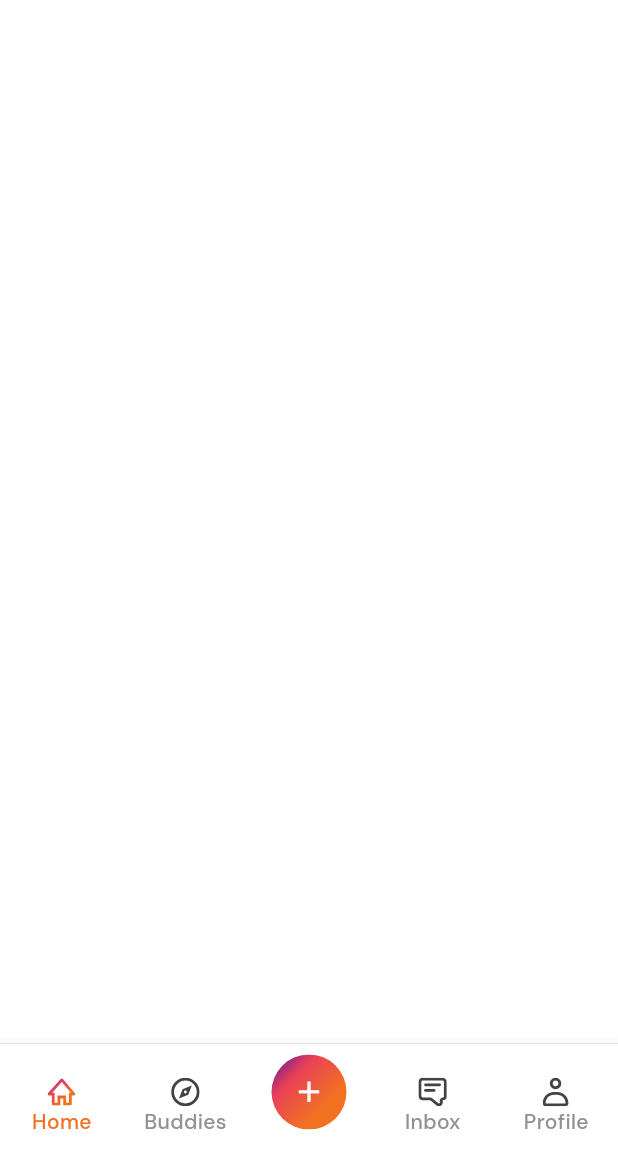
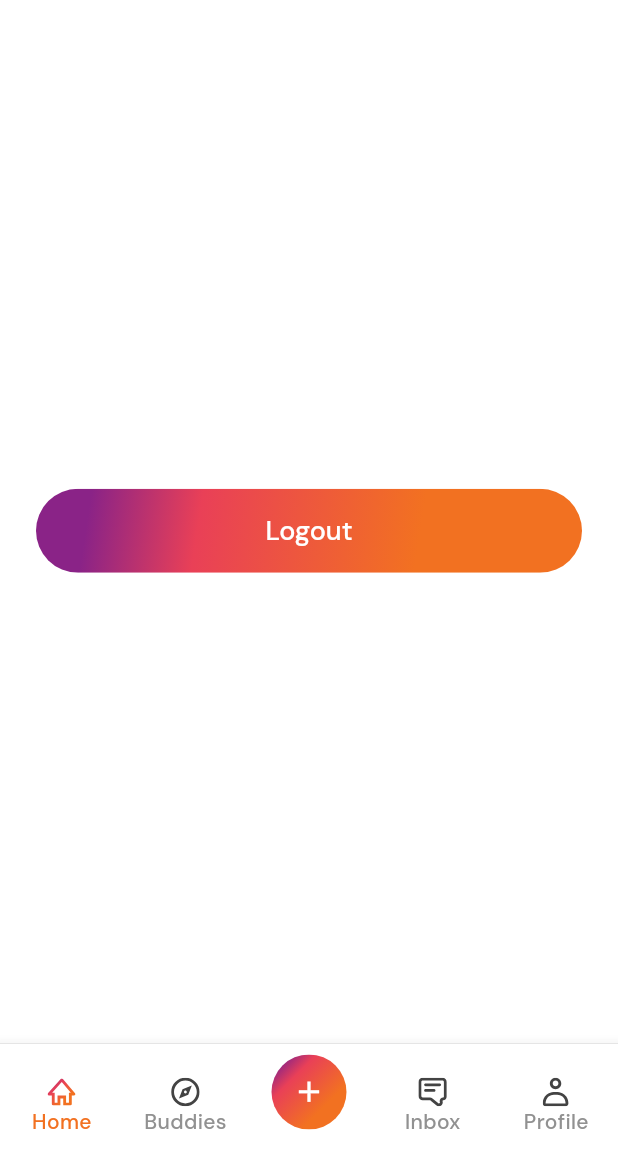
Before and after one commit to Holumeeday/kosmos, a Flutter app: the MainPage screen opened directly, swiped to page 4, on a phone screen of 412 x 824 dp, the part 66-1236 px from its top. Run offline on Flutter 3.47's test engine with Material 3 defaults, Android fonts, the phone set to English and light mode, and no system bars; our stand-ins replace bloc, cached_network_image, cookie_jar, device_info_plus, device_preview, dio and 15 more; missing offline and left inert: photo_manager, photo_manager_image_provider; accounts and stored records are empty; generated files the repository leaves out were written again; network calls fail; statements that could not run were skipped; project files that could hold a hidden picture were left out.

Commit message:
feat: Add logout

```diff
--- a/lib/app.dart
+++ b/lib/app.dart
@@ -7,6 +7,7 @@ import 'package:playkosmos_v3/data/data.dart';
 import 'package:playkosmos_v3/ui/buddies/cubit/buddies_cubit.dart';
 import 'package:playkosmos_v3/ui/buddy_connections/cubit/buddy_connections_cubit.dart';
 import 'package:playkosmos_v3/ui/buddy_profile/cubit/buddy_profile_cubit.dart';
+import 'package:playkosmos_v3/ui/logout/cubit/logout_cubit.dart';
 import 'package:playkosmos_v3/ui/main/cubit/main_page_cubit.dart';
 import 'package:playkosmos_v3/ui/select_language/cubit/select_language_cubit.dart';
 import 'package:playkosmos_v3/utils/utils.dart';
@@ -93,6 +94,11 @@ class _AppBloc extends StatelessWidget {
         ),
         BlocProvider(
           create: (_) => BuddyConnectionsCubit(),
+        ),
+        BlocProvider(
+          create: (context) => LogoutCubit(
+            fAuthRepository: context.read<AuthRemoteApiRepository>(),
+          ),
         )
       ],
       child: const _AppView(),
--- a/lib/common_widgets/buttons.dart
+++ b/lib/common_widgets/buttons.dart
@@ -546,7 +546,6 @@ class PrimaryGradientButton extends StatelessWidget {
         padding: EdgeInsets.zero,
         shadowColor: context.colors.primary,
       ).copyWith(
-          backgroundColor: const WidgetStatePropertyAll(Colors.transparent),
 
           /// Override button's elevation to remove default shadow.
           elevation: WidgetStateProperty.all(0),
--- a/lib/data/repositories/auth_flow_storage.dart
+++ b/lib/data/repositories/auth_flow_storage.dart
@@ -110,7 +110,7 @@ class AuthFlowStorage {
   /// - `isLoggedIn` to `false`
   /// - `isVerified` to `false`
   /// - `hasCompletedStep2` to `false`
-  void logOut() {
+  Future<void> logOut() async {
     final jsonModel = fAuthModel
         .copyWith(
           isLoggedIn: false,
@@ -118,6 +118,6 @@ class AuthFlowStorage {
           hasCompletedStep2: false,
         )
         .toJson();
-    _updateAuthStorage(jsonModel);
+    return _updateAuthStorage(jsonModel);
   }
 }
--- a/lib/data/repositories/auth_remote_api_repository.dart
+++ b/lib/data/repositories/auth_remote_api_repository.dart
@@ -563,4 +563,16 @@ class AuthRemoteApiRepository {
       rethrow;
     }
   }
+
+  /// Logout of the app
+  Future<GenericResponse> logout() async {
+    try {
+      final res = await _remoteApi.post(
+        'auth/logout',
+      );
+      return GenericResponse.fromJson(res.data as Map<String, dynamic>);
+    } catch (_) {
+      rethrow;
+    }
+  }
 }
--- /dev/null
+++ b/lib/ui/home_profile/view/home_profile_page.dart
@@ -0,0 +1,31 @@
+import 'package:flutter/material.dart';
+import 'package:flutter_bloc/flutter_bloc.dart';
+import 'package:playkosmos_v3/common_widgets/buttons.dart';
+import 'package:playkosmos_v3/ui/logout/cubit/logout_cubit.dart';
+
+/// The user profile in the home tab
+///
+/// @author: Godwin Mathias
+class HomeProfilePage extends StatelessWidget {
+  const HomeProfilePage({super.key});
+
+  @override
+  Widget build(BuildContext context) {
+    final fIsLoading = context.select(
+        (LogoutCubit cubit) => cubit.state.status == LogoutStatus.loading);
+    return Center(
+      child: Padding(
+        padding: const EdgeInsets.symmetric(horizontal: 24),
+        child: fIsLoading
+            ? const CircularProgressIndicator.adaptive()
+            : PrimaryGradientButton(
+                fDisabled: fIsLoading,
+                fOnPressed: () {
+                  context.read<LogoutCubit>().logout();
+                },
+                fChild: const Text('Logout'),
+              ),
+      ),
+    );
+  }
+}
--- /dev/null
+++ b/lib/ui/logout/cubit/logout_cubit.dart
@@ -0,0 +1,51 @@
+import 'package:bloc/bloc.dart';
+import 'package:equatable/equatable.dart';
+import 'package:playkosmos_v3/data/data.dart';
+import 'package:playkosmos_v3/data_transfer_objects/playkosmos_exception.dart';
+import 'package:playkosmos_v3/models/generic_respose_model.dart';
+
+part 'logout_state.dart';
+
+class LogoutCubit extends Cubit<LogoutState> {
+  /// The authentication api repository
+  final AuthRemoteApiRepository fAuthRepository;
+
+  LogoutCubit({
+    required this.fAuthRepository,
+  }) : super(const LogoutState());
+
+  /// Logout
+  void logout() async {
+    emit(state.copyWith(status: LogoutStatus.loading));
+    try {
+      final fResponse = await fAuthRepository.logout();
+      // Emit the state if response status is failed or success with the error message
+      // if available
+      if (fResponse.status == true) {
+        emit(
+          state.copyWith(
+            status: LogoutStatus.success,
+            data: fResponse,
+          ),
+        );
+      } else {
+        addError(fResponse.status);
+        emit(
+          state.copyWith(
+            status: LogoutStatus.failure,
+            data: fResponse,
+            errorMessage: fResponse.message,
+          ),
+        );
+      }
+    } on PlaykosmosException catch (e) {
+      addError(e);
+      emit(
+        state.copyWith(
+          errorMessage: e.message,
+          status: LogoutStatus.failure,
+        ),
+      );
+    }
+  }
+}
--- /dev/null
+++ b/lib/ui/logout/cubit/logout_state.dart
@@ -0,0 +1,35 @@
+part of 'logout_cubit.dart';
+
+enum LogoutStatus {
+  initial,
+  loading,
+  failure,
+  success,
+}
+
+class LogoutState extends Equatable {
+  final String? errorMessage;
+  final GenericResponse? data;
+  final LogoutStatus status;
+
+  const LogoutState({
+    this.status = LogoutStatus.initial,
+    this.data,
+    this.errorMessage,
+  });
+
+  @override
+  List<Object?> get props => [errorMessage, data, status];
+
+  LogoutState copyWith({
+    String? errorMessage,
+    GenericResponse? data,
+    LogoutStatus? status,
+  }) {
+    return LogoutState(
+      errorMessage: errorMessage ?? this.errorMessage,
+      data: data ?? this.data,
+      status: status ?? this.status,
+    );
+  }
+}
--- a/lib/ui/main/view/main_page.dart
+++ b/lib/ui/main/view/main_page.dart
@@ -1,12 +1,17 @@
 import 'package:flutter/material.dart';
 import 'package:flutter_bloc/flutter_bloc.dart';
+import 'package:go_router/go_router.dart';
 import 'package:playkosmos_v3/assets_gen/assets.gen.dart';
 import 'package:playkosmos_v3/common_widgets/common_widgets.dart';
+import 'package:playkosmos_v3/data/data.dart';
 import 'package:playkosmos_v3/extensions/extensions.dart';
 import 'package:playkosmos_v3/ui/buddies/view/buddies_page.dart';
+import 'package:playkosmos_v3/ui/home_profile/view/home_profile_page.dart';
+import 'package:playkosmos_v3/ui/logout/cubit/logout_cubit.dart';
 import 'package:playkosmos_v3/ui/main/cubit/main_page_cubit.dart';
 import 'package:playkosmos_v3/ui/main/view/widgets/bottom_nav_bar.dart';
 import 'package:playkosmos_v3/ui/main/view/widgets/home_page.dart';
+import 'package:playkosmos_v3/utils/utils.dart';
 
 /// The main page that defines the Home, Buddies, Inbox and Profile
 /// tabs. It manages the navigation between them
@@ -42,7 +47,18 @@ class _MainPageState extends State<MainPage> {
       (MainPageCubit cubit) => cubit.state.dSelectedTabIndex,
     );
 
-    return Scaffold(
+    return BlocListener<LogoutCubit, LogoutState>(
+      listener: (context, state) async {
+        if (state.status == LogoutStatus.success) {
+          if (state.data?.status == true) {
+            await context.read<AuthFlowStorage>().logOut();
+            if (mounted) {
+              context.go(AppRoute.authProviderScreenPath);
+            }
+          }
+        }
+      },
+      child: Scaffold(
         appBar: CustomAppBar(
           fElevation: 0,
           fSemanticLabel: context.loc.playkosmosMainScreen,
@@ -129,11 +145,12 @@ class _MainPageState extends State<MainPage> {
               SizedBox(),
 
               // Profile
-            SizedBox(),
+              HomeProfilePage(),
             ],
           ),
         ),
         bottomNavigationBar: BottomNavBar(fPageController: _fPageController),
+      ),
     );
   }
 }
```
Also changed, not shown: lib/extensions/connection_type_enum.dart (+4 -4 lines). Lines whose indentation alone changed are shown as unchanged.
